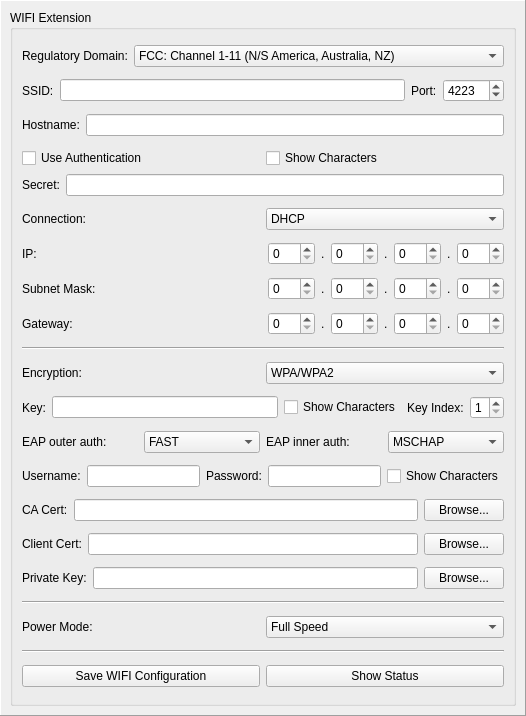
Tinkerforge/brickv, file src/brickv/plugin_system/plugins/master/ui/wifi.ui: the form before one commit.
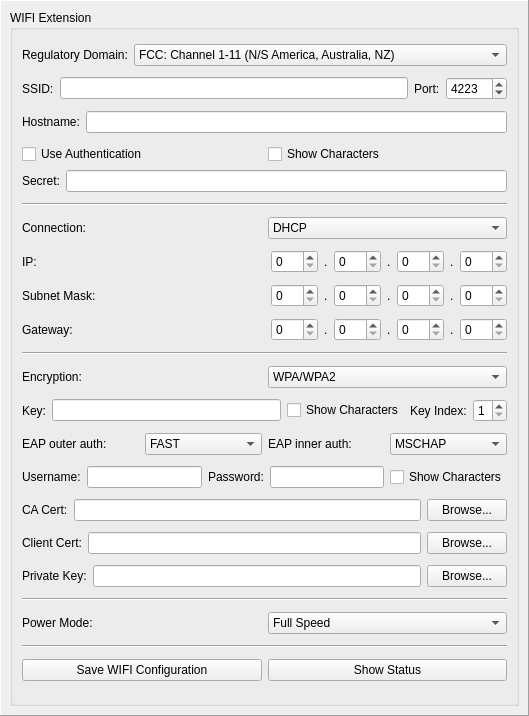
The form after the commit.

```diff
--- a/src/brickv/plugin_system/plugins/master/ui/wifi.ui
+++ b/src/brickv/plugin_system/plugins/master/ui/wifi.ui
@@ -6,7 +6,7 @@
    <rect>
     <x>0</x>
     <y>0</y>
-    <width>526</width>
+    <width>529</width>
     <height>716</height>
    </rect>
   </property>
@@ -169,6 +169,13 @@
            </item>
           </layout>
          </item>
+         <item>
+          <widget class="Line" name="line_2">
+           <property name="orientation">
+            <enum>Qt::Horizontal</enum>
+           </property>
+          </widget>
+         </item>
          <item>
           <layout class="QHBoxLayout" name="horizontalLayout_9">
            <item>
```
Left out of the diff: 9 changed lines with no effect on the pictures.
